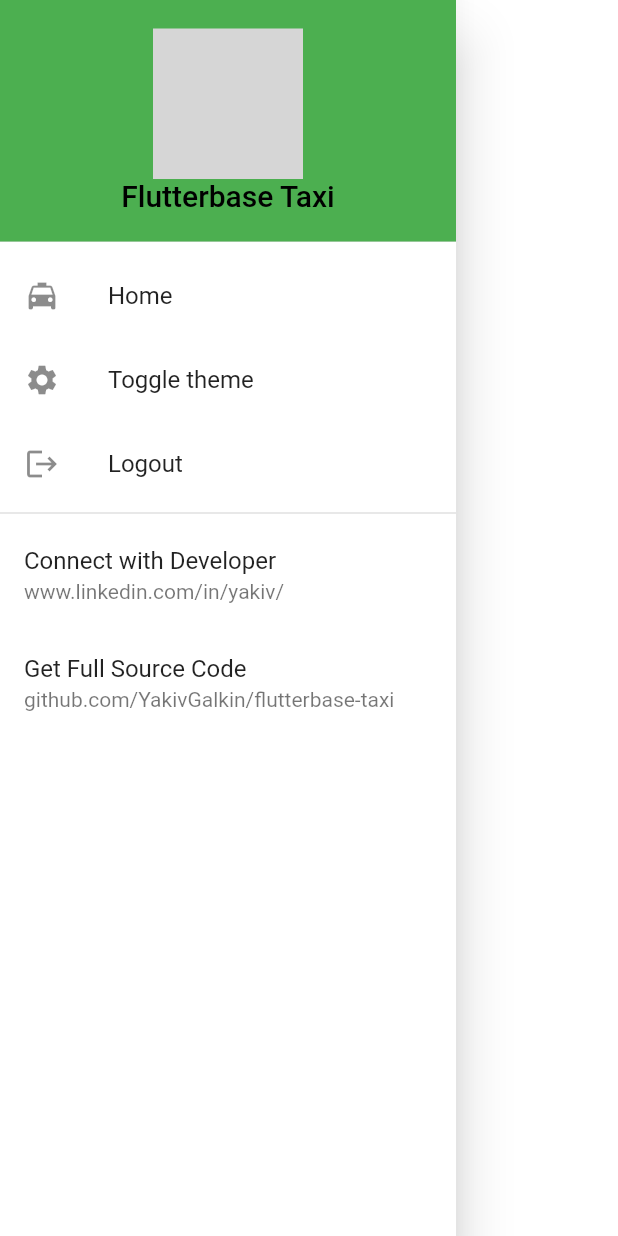
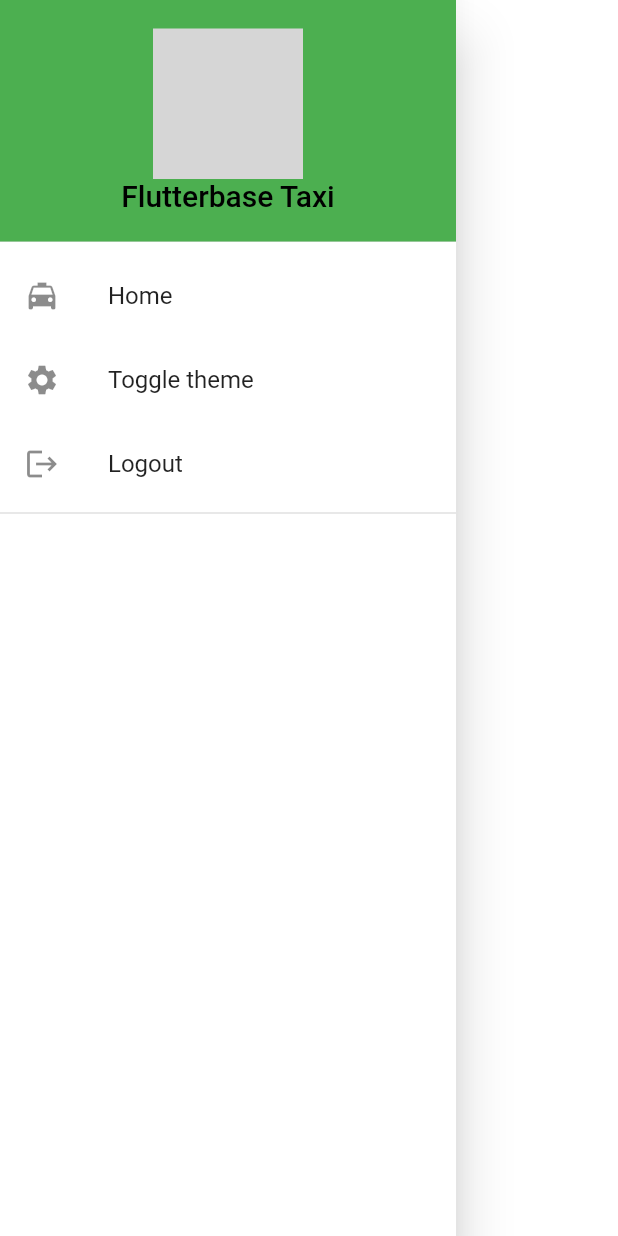
Before and after one commit to vietch2612/22850034-asd-customer-app, a Flutter app: what mainDrawer() shows on an empty page, opened directly, on a phone screen of 412 x 824 dp. Run offline on Flutter 3.47's test engine with Material 2 defaults, Android fonts, the phone set to English and light mode, and no system bars; our stand-ins replace flutter_rating_bar, geolocator, google_maps_flutter, lottie, shimmer; missing offline and left inert: google_maps_webservice, google_polyline_algorithm, touch_indicator; project files that could hold a hidden picture were left out; grey boxes are pictures that could not be loaded.

```diff
--- a/lib/ui/active_trip_scaffold.dart
+++ b/lib/ui/active_trip_scaffold.dart
@@ -168,7 +168,7 @@ class _ActiveTripState extends State<ActiveTrip> {
                                 Shimmer.fromColors(
                                   baseColor: Theme.of(context)
                                           .textTheme
-                                          .bodyText1!
+                                          .bodyLarge!
                                           .color ??
                                       Colors.black,
                                   highlightColor:
@@ -178,7 +178,7 @@ class _ActiveTripState extends State<ActiveTrip> {
                                           trip.activeTrip!.status),
                                       style: Theme.of(context)
                                           .textTheme
-                                          .subtitle1
+                                          .titleMedium
                                           ?.copyWith(
                                               fontWeight: FontWeight.bold,
                                               color:
@@ -196,7 +196,7 @@ class _ActiveTripState extends State<ActiveTrip> {
                                 onPressed: pendingUpdate
                                     ? null
                                     : () => trip.cancelTrip(),
-                                child: Text('Cancel Order')),
+                                child: const Text('Cancel Order')),
                           )
                         ],
                       )),
--- a/lib/ui/common.dart
+++ b/lib/ui/common.dart
@@ -1,7 +1,4 @@
-// Project: Flutter-base Taxi
-// Purpose: Testing integration of Flutter & Google Maps
-// Platforms:  Web, iOS and Android
-// Authors: www.flutterbase.com
+// 22850034 ASD Customer App Flutter
 
 import 'package:flutter/material.dart';
 import 'package:customer_app/providers/location.dart';
--- a/lib/ui/main_drawer.dart
+++ b/lib/ui/main_drawer.dart
@@ -68,28 +68,6 @@ Widget mainDrawer(BuildContext context, {bool isLoggedIn = true}) => Drawer(
             height: 10,
             thickness: 1,
           ),
-          ListTile(
-            title: const Text('Connect with Developer'),
-            subtitle: Text(
-              'www.linkedin.com/in/yakiv/',
-              overflow: TextOverflow.ellipsis,
-            ),
-            onTap: () {
-              launchUrl('https://www.linkedin.com/in/yakiv/');
-              Navigator.pop(context);
-            },
-          ),
-          ListTile(
-            title: const Text('Get Full Source Code'),
-            subtitle: Text(
-              'github.com/YakivGalkin/flutterbase-taxi',
-              overflow: TextOverflow.ellipsis,
-            ),
-            onTap: () {
-              launchUrl('https://github.com/YakivGalkin/flutterbase-taxi');
-              Navigator.pop(context);
-            },
-          ),
         ],
       ),
     );
```
Also changed, not shown: lib/ui/select_location_scaffold.dart (+16 -32 lines), 1 other file.
